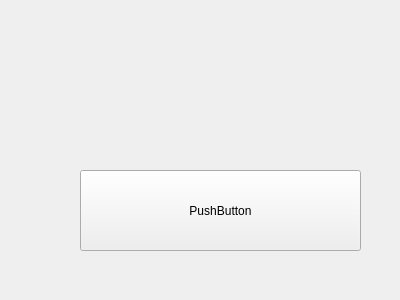
Above: options.ui from StylishTriangles/Aurora before the change. Below: the same form after it.
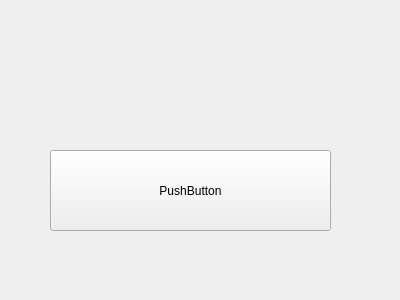
That is the form after the change.

```diff
--- a/options.ui
+++ b/options.ui
@@ -16,8 +16,8 @@
   <widget class="QPushButton" name="pushButton">
    <property name="geometry">
     <rect>
-     <x>80</x>
-     <y>170</y>
+     <x>50</x>
+     <y>150</y>
      <width>281</width>
      <height>81</height>
     </rect>
```
